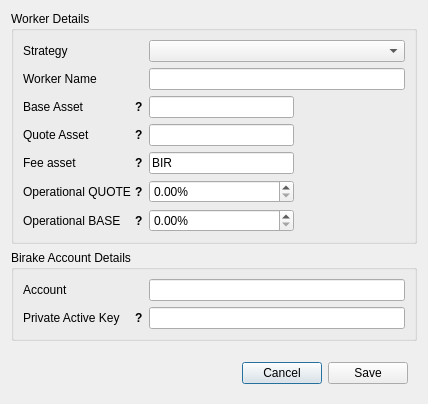
Before: the Qt Designer form dexbot/views/ui/create_worker_window.ui in Kaiser182/MMBot, drawn with Qt 5.
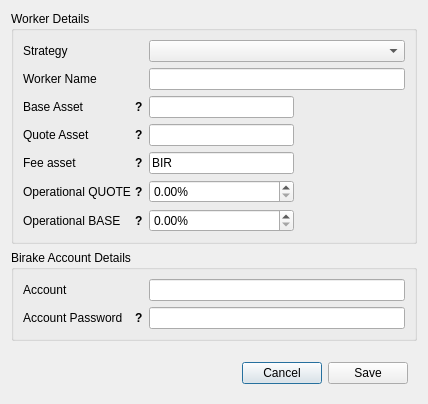
After: the same form once the commit is applied.

Commit message: use account password instead of private key

What changed in the file:
```diff
--- a/dexbot/views/ui/create_worker_window.ui
+++ b/dexbot/views/ui/create_worker_window.ui
@@ -181,7 +181,7 @@
             </size>
            </property>
            <property name="text">
-            <string>Private Active Key</string>
+            <string>Account Password</string>
            </property>
            <property name="wordWrap">
             <bool>true</bool>
```
Left out of the diff: 2 changed lines with no effect on the pictures. The commit also changes 7 other files.
